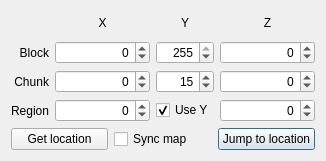
Before: the Qt Designer form jumpto.ui in mrkite/minutor, drawn with Qt 5.
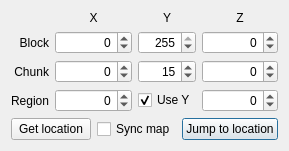
After: the same form once the commit is applied.

Commit message: don't allow to resize JumpTo dialog, it is useless (#321)

The edit to the form file:
```diff
--- a/jumpto.ui
+++ b/jumpto.ui
@@ -14,6 +14,9 @@
    <string>Location</string>
   </property>
   <layout class="QVBoxLayout" name="verticalLayout">
+   <property name="sizeConstraint">
+    <enum>QLayout::SetFixedSize</enum>
+   </property>
    <item>
     <layout class="QGridLayout" name="gridLayout" columnstretch="0,2,1,2">
      <item row="0" column="1">
```
